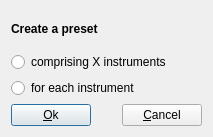
Old version of the form sources/dialogs/dialogcreateelements.ui in the repository davy7125/polyphone.
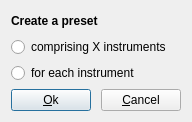
New version of the form. Icons and pictures are not drawn.

Commit message: Dialog sizes

What changed in the file:
```diff
--- a/sources/dialogs/dialogcreateelements.ui
+++ b/sources/dialogs/dialogcreateelements.ui
@@ -9,8 +9,8 @@
    <rect>
     <x>0</x>
     <y>0</y>
-    <width>213</width>
-    <height>137</height>
+    <width>192</width>
+    <height>122</height>
    </rect>
   </property>
   <property name="windowTitle">
@@ -44,7 +44,6 @@
         <widget class="QLabel" name="labelChoice">
          <property name="font">
           <font>
-           <weight>75</weight>
            <bold>true</bold>
           </font>
          </property>
```
The commit also changes 7 other files.
